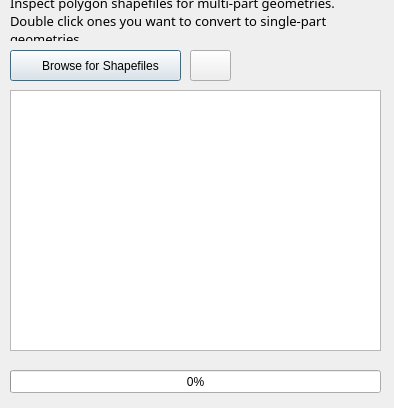
Above: MultipartTransformer/ui_multiparttransformer.ui from ranchodeluxe/MultipartTransformer before the change. Below: the same form after it.
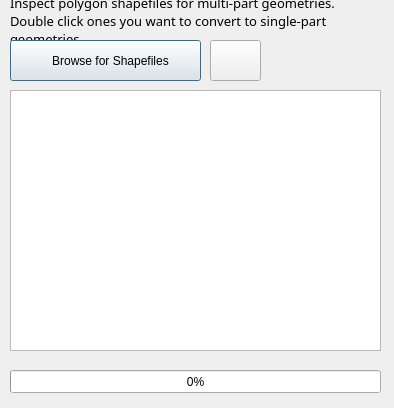
That is the form after the change. Icons and pictures are not drawn.

Commit message: correct syntax error and make GUI changes for Mac OSX to look better

The edit to the form file:
```diff
--- a/MultipartTransformer/ui_multiparttransformer.ui
+++ b/MultipartTransformer/ui_multiparttransformer.ui
@@ -78,9 +78,9 @@
    <property name="geometry">
     <rect>
      <x>10</x>
-     <y>50</y>
-     <width>171</width>
-     <height>31</height>
+     <y>40</y>
+     <width>191</width>
+     <height>41</height>
     </rect>
    </property>
    <property name="toolTip">
@@ -103,10 +103,10 @@
   <widget class="QPushButton" name="btnTOC">
    <property name="geometry">
     <rect>
-     <x>190</x>
-     <y>50</y>
-     <width>41</width>
-     <height>31</height>
+     <x>210</x>
+     <y>40</y>
+     <width>51</width>
+     <height>41</height>
     </rect>
    </property>
    <property name="toolTip">
```
The commit also changes 3 other files.
